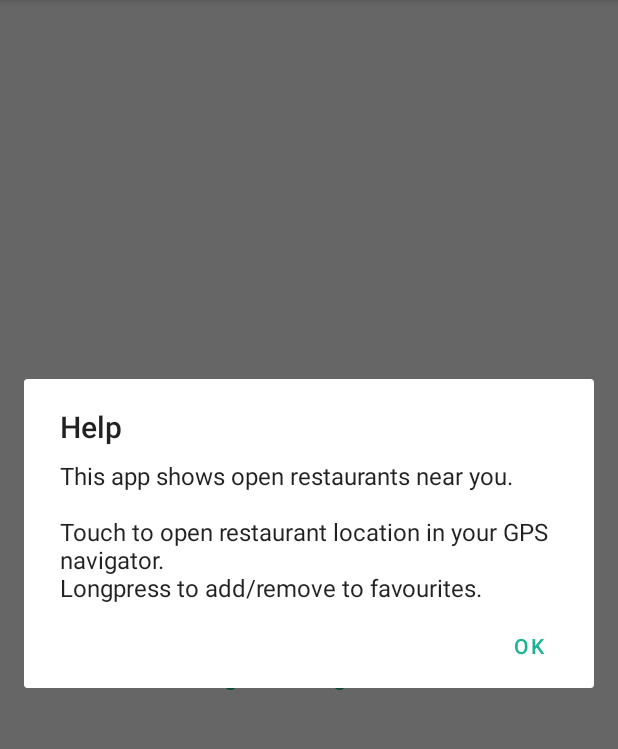
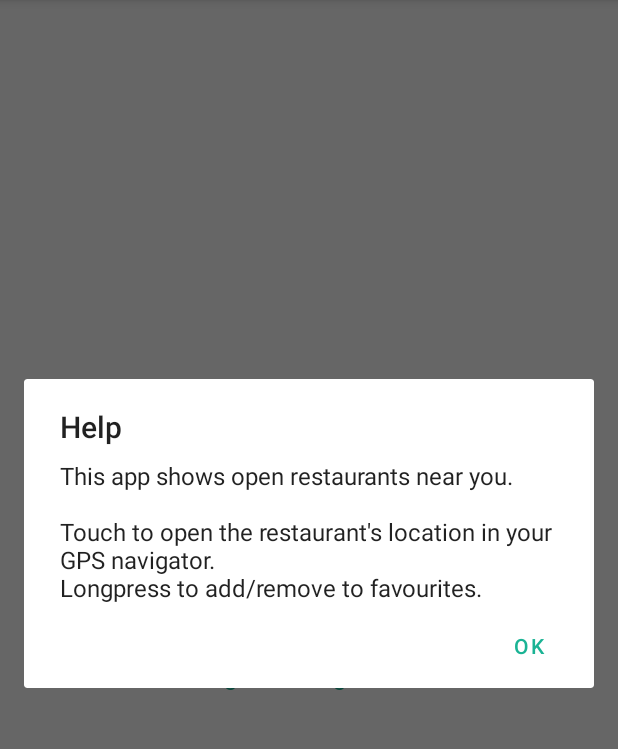
Before and after one commit to DN2048/NutriumLunchDecider, an Android app: the screen it shows after launch (MainActivity), in the options menu, after a tap on "Help", on a phone screen of 412 x 824 dp, the part 84-833 px from its top. Run offline under Robolectric (Android 15) with nearby library versions, the phone set to English and light mode, and no system bars.

Commit message:
Ordenação dos restaurantes

```diff
--- a/app/src/main/java/pt/nutrium/nutriumlunchdecider/activities/MainActivity.java
+++ b/app/src/main/java/pt/nutrium/nutriumlunchdecider/activities/MainActivity.java
@@ -44,6 +44,7 @@ public class MainActivity extends AppCompatActivity implements AsyncTaskListener
     private RecyclerView rvRestaurants;
     private TextView tvIntroMessage;
     private TextView tvWaitingMessage;
+    private RestaurantAdapter restaurantAdapter;
 
 
     @Override
@@ -140,7 +141,8 @@ public class MainActivity extends AppCompatActivity implements AsyncTaskListener
     public void onMainTaskCompleted(ArrayList<Restaurant> restaurants) {
         if (restaurants != null) {
             tvIntroMessage.setVisibility(View.GONE);
-            rvRestaurants.setAdapter(new RestaurantAdapter(this, restaurants));
+            restaurantAdapter = new RestaurantAdapter(this, restaurants);
+            rvRestaurants.setAdapter(restaurantAdapter);
         } else
             showSnackbar(getString(R.string.failed_to_get_restaurants));
 
@@ -173,6 +175,14 @@ public class MainActivity extends AppCompatActivity implements AsyncTaskListener
         switch (id) {
             case R.id.action_refresh:
                 findRestaurants();
+                return true;
+            case R.id.action_sort_price:
+                if (restaurantAdapter != null)
+                    restaurantAdapter.sortRestaurants(Restaurant.compareByPrice);
+                return true;
+            case R.id.action_sort_distance:
+                if (restaurantAdapter != null)
+                    restaurantAdapter.sortRestaurants(Restaurant.compareByDistance);
                 return true;
             case R.id.action_help:
                 showDialog(getString(R.string.action_help), getString(R.string.help_message));
--- a/app/src/main/res/menu/menu_main.xml
+++ b/app/src/main/res/menu/menu_main.xml
@@ -5,21 +5,31 @@
     <item
         android:id="@+id/action_refresh"
         android:icon="@drawable/ic_refresh"
-        android:orderInCategory="99"
+        android:orderInCategory="50"
         android:title="@string/action_refresh"
         app:showAsAction="ifRoom" />
 
     <item
+        android:id="@+id/action_sort_price"
+        android:orderInCategory="100"
+        android:title="@string/action_sort_price"
+        app:showAsAction="never" />
+
+    <item
+        android:id="@+id/action_sort_distance"
+        android:orderInCategory="200"
+        android:title="@string/action_sort_distance"
+        app:showAsAction="never" />
+
+    <item
         android:id="@+id/action_help"
-        android:icon="@android:drawable/ic_menu_help"
-        android:orderInCategory="100"
+        android:orderInCategory="800"
         android:title="@string/action_help"
         app:showAsAction="never" />
 
     <item
         android:id="@+id/action_about"
-        android:icon="@android:drawable/ic_menu_info_details"
-        android:orderInCategory="999"
+        android:orderInCategory="900"
         android:title="@string/action_about"
         app:showAsAction="never" />
 </menu>
--- a/app/src/main/res/values/strings.xml
+++ b/app/src/main/res/values/strings.xml
@@ -4,9 +4,11 @@
     <string name="action_refresh">Refresh</string>
     <string name="action_help">Help</string>
     <string name="intro_message">Make sure you have your GPS on and an active connection to the Internet.</string>
-    <string name="about_message">Challenge app for Nuno Aguiar from Nutrium.</string>
-    <string name="help_message">This app shows open restaurants near you.\n\nTouch to open restaurant location in your GPS navigator.\nLongpress to add/remove to favourites.</string>
+    <string name="about_message">Challenge app from Nutrium to Nuno Aguiar.</string>
+    <string name="help_message">This app shows open restaurants near you.\n\nTouch to open the restaurant\'s location in your GPS navigator.\nLongpress to add/remove to favourites.</string>
     <string name="km">Km</string>
     <string name="failed_to_get_restaurants">Failed to get any data. Please make sure you have GPS turned on and access to the Internet.</string>
     <string name="waiting_for_gps">I know you are hungry but please wait for the app to get GPS signal…</string>
+    <string name="action_sort_distance">Sort by Distance</string>
+    <string name="action_sort_price">Sort by Price</string>
 </resources>
```
Also changed, not shown: app/src/main/java/pt/nutrium/nutriumlunchdecider/adapters/RestaurantAdapter.java (+36 -1 lines), app/src/main/java/pt/nutrium/nutriumlunchdecider/models/Restaurant.java (+30 -1 lines).
